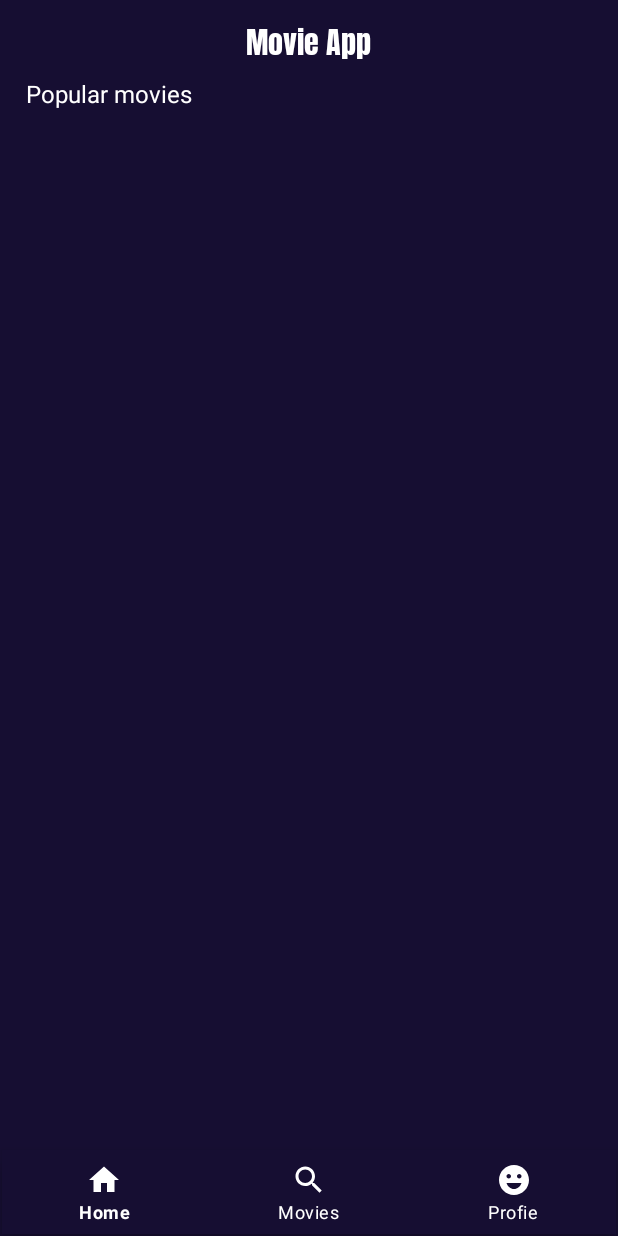
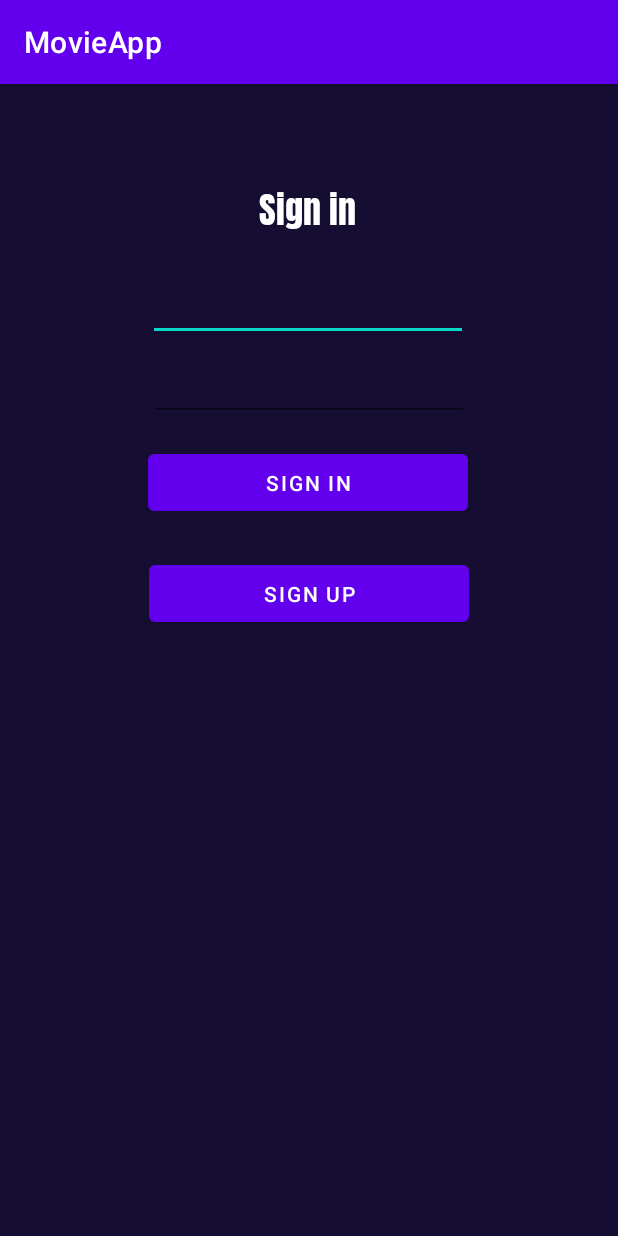
Before and after one commit to monikapazur/MovieApp, an Android app: the screen it shows after launch (MainActivity before the commit, MainActivity2 after it), on a phone screen of 412 x 824 dp. Run offline under Robolectric (Android 15) with nearby library versions, the phone set to English and light mode, and no system bars; our stand-ins replace Firebase (no records; nobody signed in at launch, a user with empty details on screens opened directly).

Commit message:
lauouts, navigation graphs, log i regist

```diff
--- /dev/null
+++ b/app/src/main/java/com/example/movieapp/LoginFragment.kt
@@ -0,0 +1,19 @@
+package com.example.movieapp
+
+import android.os.Bundle
+import androidx.fragment.app.Fragment
+import android.view.LayoutInflater
+import android.view.View
+import android.view.ViewGroup
+
+
+class LoginFragment : Fragment() {
+
+    override fun onCreateView(
+        inflater: LayoutInflater, container: ViewGroup?,
+        savedInstanceState: Bundle?
+    ): View? {
+        // Inflate the layout for this fragment
+        return inflater.inflate(R.layout.fragment_sign_in, container, false)
+    }
+}
--- /dev/null
+++ b/app/src/main/java/com/example/movieapp/MainActivity2.kt
@@ -0,0 +1,30 @@
+package com.example.movieapp
+
+import android.content.Intent
+import android.os.Bundle
+import androidx.appcompat.app.AppCompatActivity
+import com.example.movieapp.data.popular_movie.MainActivity
+import com.google.firebase.auth.FirebaseAuth
+
+class MainActivity2 : AppCompatActivity() {
+
+    private val fbAuth = FirebaseAuth.getInstance()
+    override fun onCreate(savedInstanceState: Bundle?) {
+        super.onCreate(savedInstanceState)
+        setContentView(R.layout.activity_registration)
+    }
+
+    override fun onStart() {
+        super.onStart()
+        isCurrentUser()
+    }
+
+    private fun isCurrentUser() {
+        fbAuth.currentUser?.let { auth ->
+            val intent = Intent(applicationContext, MainActivity::class.java).apply {
+                flags = (Intent.FLAG_ACTIVITY_NEW_TASK or Intent.FLAG_ACTIVITY_CLEAR_TASK)
+            }
+            startActivity(intent)
+        }
+    }
+}
--- /dev/null
+++ b/app/src/main/res/drawable/ic_baseline_power_settings_new_24.xml
@@ -0,0 +1,5 @@
+<vector android:height="24dp" android:tint="#FFFFFF"
+    android:viewportHeight="24" android:viewportWidth="24"
+    android:width="24dp" xmlns:android="http://schemas.android.com/apk/res/android">
+    <path android:fillColor="@android:color/white" android:pathData="M13,3h-2v10h2L13,3zM17.83,5.17l-1.42,1.42C17.99,7.86 19,9.81 19,12c0,3.87 -3.13,7 -7,7s-7,-3.13 -7,-7c0,-2.19 1.01,-4.14 2.58,-5.42L6.17,5.17C4.23,6.82 3,9.26 3,12c0,4.97 4.03,9 9,9s9,-4.03 9,-9c0,-2.74 -1.23,-5.18 -3.17,-6.83z"/>
+</vector>
--- a/app/src/main/res/layout/activity_main.xml
+++ b/app/src/main/res/layout/activity_main.xml
@@ -15,7 +15,7 @@
         android:fontFamily="@font/anton"
         android:text="Movie App"
         android:textColor="#FFFFFF"
-        android:textSize="20sp"
+        android:textSize="24sp"
         app:layout_constraintEnd_toEndOf="parent"
         app:layout_constraintHorizontal_bias="0.498"
         app:layout_constraintStart_toStartOf="parent"
@@ -48,11 +48,11 @@
         android:id="@+id/textView8"
         android:layout_width="wrap_content"
         android:layout_height="wrap_content"
-        android:layout_marginTop="8dp"
+        android:layout_marginTop="24dp"
         android:text="Popular movies"
         android:textAlignment="viewStart"
         android:textColor="#FFFFFF"
-        android:textSize="16sp"
+        android:textSize="20sp"
         app:layout_constraintEnd_toEndOf="parent"
         app:layout_constraintHorizontal_bias="0.058"
         app:layout_constraintStart_toStartOf="parent"
--- /dev/null
+++ b/app/src/main/res/layout/activity_registration.xml
@@ -0,0 +1,24 @@
+<?xml version="1.0" encoding="utf-8"?>
+<androidx.constraintlayout.widget.ConstraintLayout
+    xmlns:android="http://schemas.android.com/apk/res/android"
+    android:layout_width="match_parent"
+    android:layout_height="match_parent"
+    xmlns:app="http://schemas.android.com/apk/res-auto"
+    xmlns:tools="http://schemas.android.com/tools">
+
+
+
+    <androidx.fragment.app.FragmentContainerView
+        tools:layout="@layout/fragment_sign_in"
+        android:layout_width="match_parent"
+        android:layout_height="match_parent"
+        android:id="@+id/fragment"
+        android:name="com.example.movieapp.LoginFragment"
+        app:defaultNavHost="true"
+        app:navGraph="@navigation/log_reg_nav"
+
+        />
+    <!--android:name="androix.naviagtion.fragment.NavHostFragment"-->
+
+
+</androidx.constraintlayout.widget.ConstraintLayout>
--- /dev/null
+++ b/app/src/main/res/layout/fragment_sign_in.xml
@@ -0,0 +1,73 @@
+<?xml version="1.0" encoding="utf-8"?>
+<androidx.constraintlayout.widget.ConstraintLayout xmlns:android="http://schemas.android.com/apk/res/android"
+    xmlns:app="http://schemas.android.com/apk/res-auto"
+    xmlns:tools="http://schemas.android.com/tools"
+    android:layout_width="match_parent"
+    android:layout_height="match_parent"
+    android:background="#160E32"
+    tools:context=".LoginFragment">
+
+    <TextView
+        android:id="@+id/textView3"
+        android:layout_width="wrap_content"
+        android:layout_height="wrap_content"
+        android:layout_marginTop="60dp"
+        android:fontFamily="@font/anton"
+        android:text="Sign in"
+        android:textAlignment="center"
+        android:textColor="@color/white"
+        android:textSize="24sp"
+        app:layout_constraintEnd_toEndOf="parent"
+        app:layout_constraintHorizontal_bias="0.498"
+        app:layout_constraintStart_toStartOf="parent"
+        app:layout_constraintTop_toTopOf="parent" />
+
+    <EditText
+        android:id="@+id/editTextTextEmailAddress"
+        android:layout_width="wrap_content"
+        android:layout_height="wrap_content"
+        android:layout_marginTop="24dp"
+        android:ems="10"
+        android:inputType="textEmailAddress"
+        android:textColor="@color/white"
+        app:layout_constraintEnd_toEndOf="parent"
+        app:layout_constraintHorizontal_bias="0.497"
+        app:layout_constraintStart_toStartOf="parent"
+        app:layout_constraintTop_toBottomOf="@+id/textView3"
+        tools:text="e-mail" />
+
+    <EditText
+        android:id="@+id/editTextTextPassword"
+        android:layout_width="wrap_content"
+        android:layout_height="wrap_content"
+        android:layout_marginTop="8dp"
+        android:ems="10"
+        android:inputType="textPassword"
+        android:textColor="@color/white"
+        app:layout_constraintEnd_toEndOf="parent"
+        app:layout_constraintStart_toStartOf="parent"
+        app:layout_constraintTop_toBottomOf="@+id/editTextTextEmailAddress"
+        tools:text="password" />
+
+    <Button
+        android:id="@+id/button12"
+        android:layout_width="213dp"
+        android:layout_height="50dp"
+        android:layout_marginTop="16dp"
+        android:text="Sign in"
+        app:layout_constraintEnd_toEndOf="parent"
+        app:layout_constraintHorizontal_bias="0.498"
+        app:layout_constraintStart_toStartOf="parent"
+        app:layout_constraintTop_toBottomOf="@+id/editTextTextPassword" />
+
+    <Button
+        android:id="@+id/button13"
+        android:layout_width="213dp"
+        android:layout_height="50dp"
+        android:layout_marginTop="24dp"
+        android:text="Sign up"
+        app:layout_constraintEnd_toEndOf="parent"
+        app:layout_constraintStart_toStartOf="parent"
+        app:layout_constraintTop_toBottomOf="@+id/button12" />
+
+</androidx.constraintlayout.widget.ConstraintLayout>
--- a/app/src/main/res/menu/bottom_menu.xml
+++ b/app/src/main/res/menu/bottom_menu.xml
@@ -14,6 +14,7 @@
         android:iconTint="@color/white"
         />
     <item
+        android:id="@+id/profileFragment"
         android:icon="@drawable/ic_baseline_emoji_emotions_24"
-        android:title="Profie" />
+        android:title="Profile" />
 </menu>
--- /dev/null
+++ b/app/src/main/res/navigation/log_reg_nav.xml
@@ -0,0 +1,21 @@
+<?xml version="1.0" encoding="utf-8"?>
+<navigation xmlns:android="http://schemas.android.com/apk/res/android"
+    xmlns:app="http://schemas.android.com/apk/res-auto"
+    xmlns:tools="http://schemas.android.com/tools"
+    android:id="@+id/log_reg_nav"
+    app:startDestination="@id/loginFragment">
+    <fragment
+        android:id="@+id/loginFragment"
+        android:name="com.example.movieapp.LoginFragment"
+        android:label="fragment_sign_in"
+        tools:layout="@layout/fragment_sign_in" >
+        <action
+            android:id="@+id/action_loginFragment_to_registrationFragment"
+            app:destination="@id/registrationFragment" />
+    </fragment>
+    <fragment
+        android:id="@+id/registrationFragment"
+        android:name="com.example.movieapp.RegistrationFragment"
+        android:label="fragment_sign_up"
+        tools:layout="@layout/fragment_sign_up" />
+</navigation>
--- a/app/src/main/res/navigation/main_nav.xml
+++ b/app/src/main/res/navigation/main_nav.xml
@@ -9,10 +9,14 @@
         android:id="@+id/homeFragment"
         android:name="com.example.movieapp.homeFragment"
         android:label="fragment_home"
-        tools:layout="@layout/fragment_home" />
+        tools:layout="@layout/fragment_home" >
+        <action
+            android:id="@+id/action_homeFragment_to_profileFragment"
+            app:destination="@id/profileFragment" />
+    </fragment>
     <fragment
-        android:id="@+id/moviesFragment"
-        android:name="com.example.movieapp.moviesFragment"
-        android:label="fragment_movies"
-        tools:layout="@layout/fragment_movies" />
+        android:id="@+id/profileFragment"
+        android:name="com.example.movieapp.profileFragment"
+        android:label="fragment_profile"
+        tools:layout="@layout/fragment_profile" />
 </navigation>
--- a/build.gradle
+++ b/build.gradle
@@ -9,6 +9,7 @@ buildscript {
         classpath "org.jetbrains.kotlin:kotlin-gradle-plugin:1.5.21"
         def nav_version = "2.3.0"
         classpath "androidx.navigation:navigation-safe-args-gradle-plugin:$nav_version"
+        classpath "com.google.gms:google-services:4.3.4"
 
         // NOTE: Do not place your application dependencies here; they belong
         // in the individual module build.gradle files
```
Also changed, not shown: app/build.gradle (+13 -1 lines), app/src/main/AndroidManifest.xml (+11 -6 lines), app/src/main/java/com/example/movieapp/RegistrationFragment.kt (added, +21 -0 lines), app/src/main/java/com/example/movieapp/profileFragment.kt (added, +59 -0 lines), app/src/main/res/layout/activity_main2.xml (added, +9 -0 lines), app/src/main/res/layout/fragment_profile.xml (added, +14 -0 lines), app/src/main/res/layout/fragment_sign_up.xml (added, +76 -0 lines), app/src/main/res/layout/movie_list_item.xml (+15 -13 lines), app/src/main/res/menu/logout_menu.xml (added, +11 -0 lines), 1 other file.
